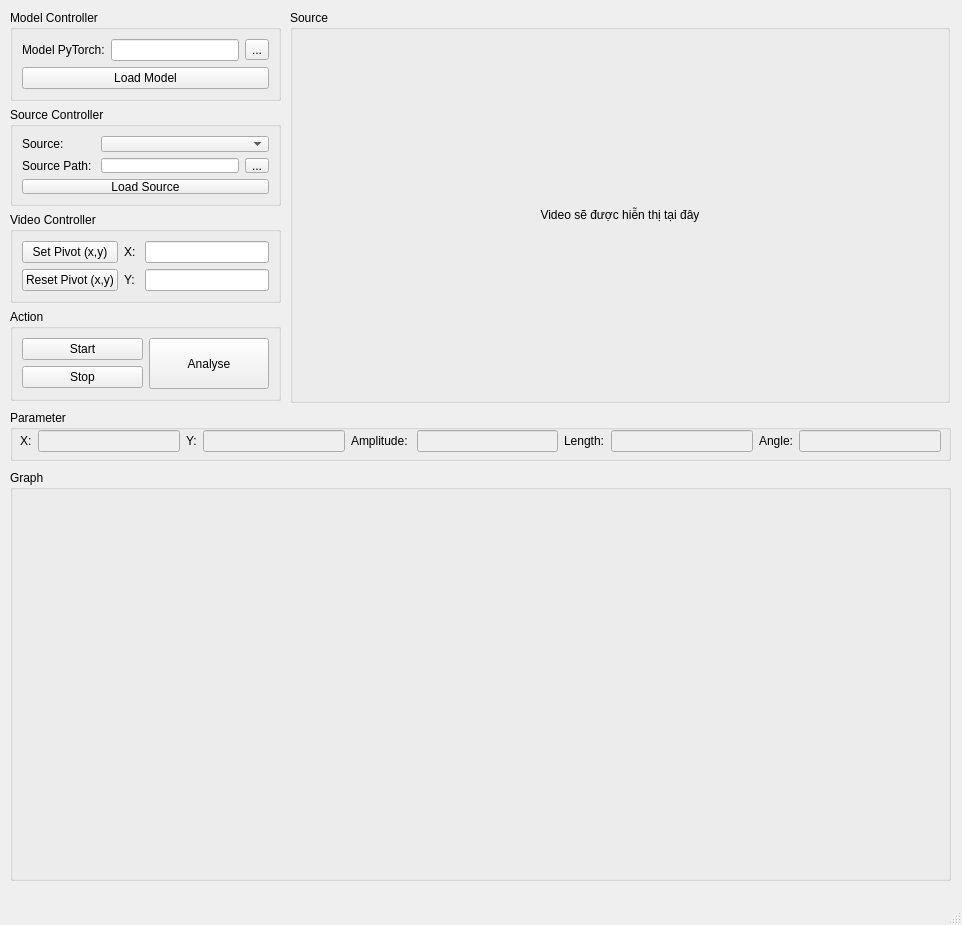
maihuybao/PendulumObjectDetectionLab, file UI.ui: the form before one commit.
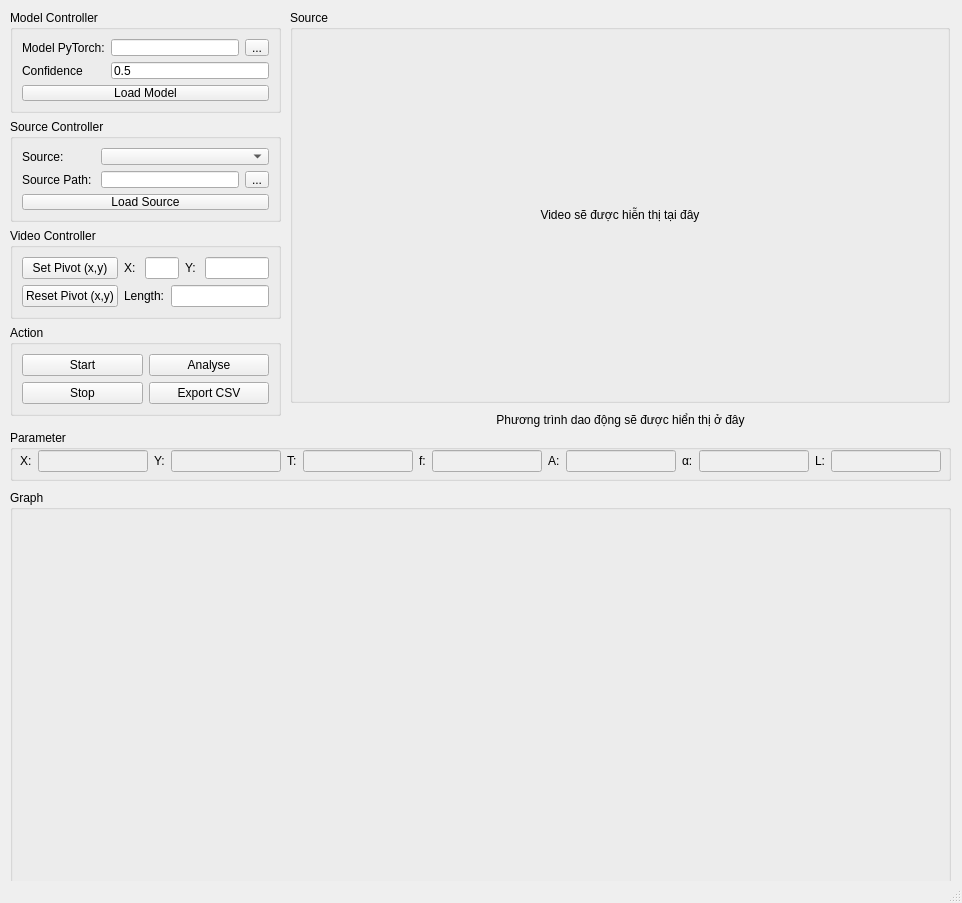
The form after the commit.

```diff
--- a/UI.ui
+++ b/UI.ui
@@ -10,7 +10,7 @@
     <x>0</x>
     <y>0</y>
     <width>962</width>
-    <height>925</height>
+    <height>903</height>
    </rect>
   </property>
   <property name="sizePolicy">
@@ -41,7 +41,7 @@
       <x>10</x>
       <y>10</y>
       <width>271</width>
-      <height>391</height>
+      <height>406</height>
      </rect>
     </property>
     <layout class="QVBoxLayout" name="verticalLayout">
@@ -50,9 +50,9 @@
        <property name="title">
         <string>Model Controller</string>
        </property>
-       <layout class="QGridLayout" name="gridLayout_2">
+       <layout class="QGridLayout" name="gridLayout_9">
         <item row="0" column="0">
-         <widget class="QLabel" name="label_3">
+         <widget class="QLabel" name="label_14">
           <property name="text">
            <string>Model PyTorch:</string>
           </property>
@@ -61,20 +61,34 @@
         <item row="0" column="1">
          <widget class="QLineEdit" name="path_model_input"/>
         </item>
-        <item row="1" column="0" colspan="3">
+        <item row="0" column="2">
+         <widget class="QToolButton" name="pick_model_button">
+          <property name="text">
+           <string>...</string>
+          </property>
+         </widget>
+        </item>
+        <item row="1" column="0">
+         <widget class="QLabel" name="label_15">
+          <property name="text">
+           <string>Confidence</string>
+          </property>
+         </widget>
+        </item>
+        <item row="1" column="1" colspan="2">
+         <widget class="QLineEdit" name="confidence">
+          <property name="text">
+           <string>0.5</string>
+          </property>
+         </widget>
+        </item>
+        <item row="2" column="0" colspan="3">
          <widget class="QPushButton" name="load_model_button">
           <property name="text">
            <string>Load Model</string>
           </property>
          </widget>
         </item>
-        <item row="0" column="2">
-         <widget class="QToolButton" name="pick_model_button_2">
-          <property name="text">
-           <string>...</string>
-          </property>
-         </widget>
-        </item>
        </layout>
       </widget>
      </item>
@@ -126,7 +140,7 @@
        <property name="title">
         <string>Video Controller</string>
        </property>
-       <layout class="QGridLayout" name="gridLayout_3">
+       <layout class="QGridLayout" name="gridLayout_4">
         <item row="0" column="0">
          <widget class="QPushButton" name="set_pivot_button">
           <property name="text">
@@ -135,31 +149,41 @@
          </widget>
         </item>
         <item row="0" column="1">
-         <widget class="QLabel" name="label">
+         <widget class="QLabel" name="label_4">
           <property name="text">
            <string>X: </string>
           </property>
          </widget>
         </item>
-        <item row="1" column="0">
-         <widget class="QPushButton" name="reset_pivot_button">
-          <property name="text">
-           <string>Reset Pivot (x,y)</string>
-          </property>
-         </widget>
+        <item row="0" column="2" colspan="2">
+         <widget class="QLineEdit" name="input_x"/>
         </item>
-        <item row="1" column="1">
-         <widget class="QLabel" name="label_2">
+        <item row="0" column="4">
+         <widget class="QLabel" name="label_5">
           <property name="text">
            <string>Y: </string>
           </property>
          </widget>
         </item>
-        <item row="1" column="2">
+        <item row="0" column="5">
          <widget class="QLineEdit" name="input_y"/>
         </item>
-        <item row="0" column="2">
-         <widget class="QLineEdit" name="input_x"/>
+        <item row="1" column="0">
+         <widget class="QPushButton" name="reset_pivot_button">
+          <property name="text">
+           <string>Reset Pivot (x,y)</string>
+          </property>
+         </widget>
+        </item>
+        <item row="1" column="1" colspan="2">
+         <widget class="QLabel" name="label_6">
+          <property name="text">
+           <string>Length:</string>
+          </property>
+         </widget>
+        </item>
+        <item row="1" column="3" colspan="3">
+         <widget class="QLineEdit" name="input_length"/>
         </item>
        </layout>
       </widget>
@@ -169,15 +193,16 @@
        <property name="title">
         <string>Action</string>
        </property>
-       <layout class="QGridLayout" name="gridLayout_4">
-        <item row="0" column="1" rowspan="2">
+       <layout class="QGridLayout" name="gridLayout_2">
+        <item row="0" column="0">
+         <widget class="QPushButton" name="start_button">
+          <property name="text">
+           <string>Start</string>
+          </property>
+         </widget>
+        </item>
+        <item row="0" column="1">
          <widget class="QPushButton" name="analyse_button">
-          <property name="minimumSize">
-           <size>
-            <width>81</width>
-            <height>51</height>
-           </size>
-          </property>
           <property name="text">
            <string>Analyse</string>
           </property>
@@ -190,10 +215,10 @@
           </property>
          </widget>
         </item>
-        <item row="0" column="0">
-         <widget class="QPushButton" name="start_button">
+        <item row="1" column="1">
+         <widget class="QPushButton" name="exportcsv_button">
           <property name="text">
-           <string>Start</string>
+           <string>Export CSV</string>
           </property>
          </widget>
         </item>
@@ -243,7 +268,7 @@
     <property name="geometry">
      <rect>
       <x>10</x>
-      <y>410</y>
+      <y>430</y>
       <width>941</width>
       <height>51</height>
      </rect>
@@ -251,7 +276,7 @@
     <property name="title">
      <string>Parameter</string>
     </property>
-    <widget class="QWidget" name="">
+    <widget class="QWidget" name="layoutWidget">
      <property name="geometry">
       <rect>
        <x>10</x>
@@ -261,10 +286,40 @@
       </rect>
      </property>
      <layout class="QGridLayout" name="gridLayout_6">
-      <item row="0" column="0">
-       <widget class="QLabel" name="label_4">
+      <item row="0" column="11">
+       <widget class="QLineEdit" name="angle_parameter">
+        <property name="enabled">
+         <bool>false</bool>
+        </property>
         <property name="text">
-         <string>X:</string>
+         <string/>
+        </property>
+       </widget>
+      </item>
+      <item row="0" column="7">
+       <widget class="QLineEdit" name="f_parameter">
+        <property name="enabled">
+         <bool>false</bool>
+        </property>
+        <property name="text">
+         <string/>
+        </property>
+       </widget>
+      </item>
+      <item row="0" column="5">
+       <widget class="QLineEdit" name="T_parameter">
+        <property name="enabled">
+         <bool>false</bool>
+        </property>
+        <property name="text">
+         <string/>
+        </property>
+       </widget>
+      </item>
+      <item row="0" column="6">
+       <widget class="QLabel" name="label_17">
+        <property name="text">
+         <string>f:</string>
         </property>
        </widget>
       </item>
@@ -275,31 +330,28 @@
         </property>
        </widget>
       </item>
+      <item row="0" column="4">
+       <widget class="QLabel" name="label_13">
+        <property name="text">
+         <string>T:</string>
+        </property>
+       </widget>
+      </item>
       <item row="0" column="2">
-       <widget class="QLabel" name="label_5">
+       <widget class="QLabel" name="label_16">
         <property name="text">
          <string>Y:</string>
         </property>
        </widget>
       </item>
-      <item row="0" column="3">
-       <widget class="QLineEdit" name="y_parameter">
-        <property name="enabled">
-         <bool>false</bool>
-        </property>
+      <item row="0" column="12">
+       <widget class="QLabel" name="label_18">
         <property name="text">
-         <string/>
+         <string>L:</string>
         </property>
        </widget>
       </item>
-      <item row="0" column="4">
-       <widget class="QLabel" name="label_7">
-        <property name="text">
-         <string>Amplitude: </string>
-        </property>
-       </widget>
-      </item>
-      <item row="0" column="5">
+      <item row="0" column="9">
        <widget class="QLineEdit" name="amplitude_parameter">
         <property name="enabled">
          <bool>false</bool>
@@ -309,14 +361,14 @@
         </property>
        </widget>
       </item>
-      <item row="0" column="6">
-       <widget class="QLabel" name="label_8">
+      <item row="0" column="10">
+       <widget class="QLabel" name="label_20">
         <property name="text">
-         <string>Length:</string>
+         <string>α:</string>
         </property>
        </widget>
       </item>
-      <item row="0" column="7">
+      <item row="0" column="13">
        <widget class="QLineEdit" name="length_parameter">
         <property name="enabled">
          <bool>false</bool>
@@ -327,14 +379,14 @@
        </widget>
       </item>
       <item row="0" column="8">
-       <widget class="QLabel" name="label_6">
+       <widget class="QLabel" name="label_19">
         <property name="text">
-         <string>Angle:</string>
+         <string>A:</string>
         </property>
        </widget>
       </item>
-      <item row="0" column="9">
-       <widget class="QLineEdit" name="angle_parameter">
+      <item row="0" column="3">
+       <widget class="QLineEdit" name="y_parameter">
         <property name="enabled">
          <bool>false</bool>
         </property>
@@ -343,6 +395,13 @@
         </property>
        </widget>
       </item>
+      <item row="0" column="0">
+       <widget class="QLabel" name="label_11">
+        <property name="text">
+         <string>X:</string>
+        </property>
+       </widget>
+      </item>
      </layout>
     </widget>
    </widget>
@@ -350,9 +409,9 @@
     <property name="geometry">
      <rect>
       <x>10</x>
-      <y>470</y>
+      <y>490</y>
       <width>941</width>
-      <height>411</height>
+      <height>421</height>
      </rect>
     </property>
     <property name="title">
@@ -364,12 +423,34 @@
        <x>10</x>
        <y>20</y>
        <width>921</width>
-       <height>381</height>
+       <height>391</height>
       </rect>
      </property>
      <layout class="QVBoxLayout" name="graph_layout"/>
     </widget>
    </widget>
+   <widget class="QLabel" name="ptdd">
+    <property name="geometry">
+     <rect>
+      <x>290</x>
+      <y>410</y>
+      <width>661</width>
+      <height>20</height>
+     </rect>
+    </property>
+    <property name="contextMenuPolicy">
+     <enum>Qt::NoContextMenu</enum>
+    </property>
+    <property name="toolTipDuration">
+     <number>-3</number>
+    </property>
+    <property name="text">
+     <string>Phương trình dao động sẽ được hiển thị ở đây</string>
+    </property>
+    <property name="alignment">
+     <set>Qt::AlignCenter</set>
+    </property>
+   </widget>
   </widget>
   <widget class="QMenuBar" name="menubar">
    <property name="geometry">
```
Left out of the diff: 8 changed lines with no effect on the pictures.
